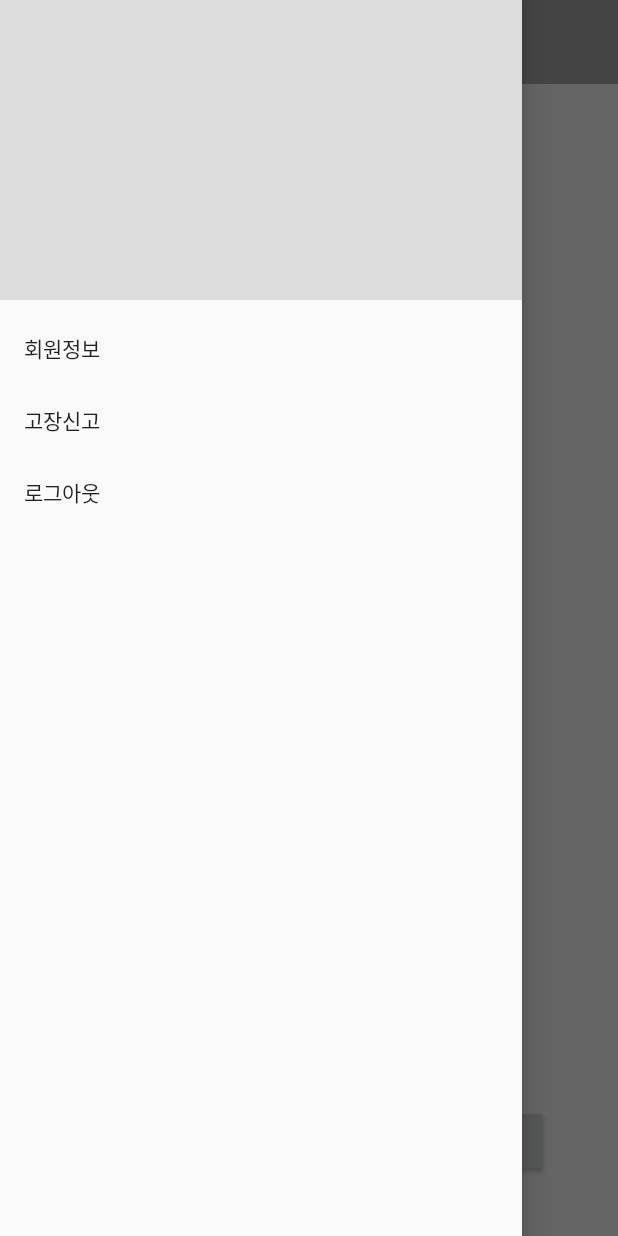
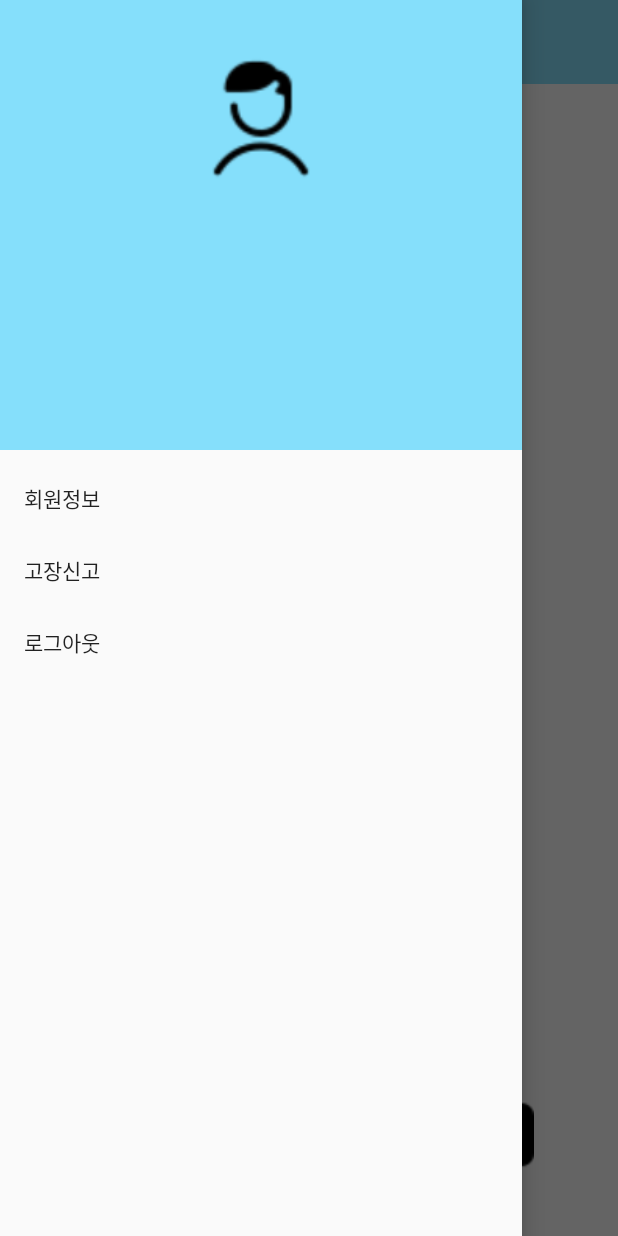
Before and after one commit to sungjun-jin/MJURental, an Android app: the screen it shows after launch once a user with an empty profile is signed in (MainActivity), with the side drawer open, on a phone screen of 412 x 824 dp. Run offline under Robolectric (Android 15) with nearby library versions, the phone set to English and light mode, and no system bars; our stand-ins replace Firebase (no records; nobody signed in at launch, a user with empty details on screens opened directly); libraries missing offline, so code that uses them is left out: org.tensorflow.demo; pictures from the network do not load; 4 statements that could not run were skipped.

Commit message:
color primary add

```diff
--- a/app/src/main/res/layout/activity_main.xml
+++ b/app/src/main/res/layout/activity_main.xml
@@ -14,21 +14,21 @@
 
         <Button
             android:id="@+id/btnYOLO"
-            android:layout_width="wrap_content"
-            android:layout_height="wrap_content"
-            android:layout_marginEnd="46dp"
+            android:layout_width="60dp"
+            android:layout_height="60dp"
+            android:layout_marginEnd="56dp"
             android:layout_marginBottom="39dp"
-            android:text="YOLO"
+            android:background="@drawable/icon_camera_filled"
             app:layout_constraintBottom_toBottomOf="parent"
             app:layout_constraintEnd_toEndOf="@+id/toolbar" />
 
         <Button
             android:id="@+id/btnQR"
-            android:layout_width="wrap_content"
-            android:layout_height="wrap_content"
-            android:layout_marginStart="44dp"
+            android:layout_width="60dp"
+            android:layout_height="60dp"
+            android:layout_marginStart="56dp"
             android:layout_marginBottom="39dp"
-            android:text="QR"
+            android:background="@drawable/icon_qr_filled"
             app:layout_constraintBottom_toBottomOf="parent"
             app:layout_constraintStart_toStartOf="parent" />
 
@@ -51,7 +51,7 @@
             android:id="@+id/toolbar"
             android:layout_width="match_parent"
             android:layout_height="wrap_content"
-            android:background="@android:color/darker_gray"
+            android:background="@color/colorPrimary"
             android:minHeight="?attr/actionBarSize"
             android:theme="?attr/actionBarTheme"
             app:layout_constraintStart_toStartOf="parent"
@@ -73,13 +73,15 @@
 
         <Button
             android:id="@+id/btnDrawer"
-            android:layout_width="59dp"
-            android:layout_height="52dp"
-            android:background="@drawable/ic_action_info"
+            android:layout_width="30dp"
+            android:layout_height="30dp"
+            android:layout_marginStart="8dp"
+            android:layout_marginTop="8dp"
+            android:background="@drawable/icon_menu"
             android:scaleType="centerCrop"
             app:layout_constraintStart_toStartOf="parent"
             app:layout_constraintTop_toTopOf="parent"
-            app:srcCompat="@drawable/icon_hamburger" />
+            app:srcCompat="@drawable/icon_menu" />
 
     </androidx.constraintlayout.widget.ConstraintLayout>
 
--- a/app/src/main/res/layout/activity_rental.xml
+++ b/app/src/main/res/layout/activity_rental.xml
@@ -33,6 +33,7 @@
         android:layout_height="wrap_content"
         android:layout_marginStart="44dp"
         android:layout_marginBottom="64dp"
+        android:background="@color/colorPrimary"
         android:text="보증금 결제하기"
         app:layout_constraintBottom_toBottomOf="parent"
         app:layout_constraintStart_toStartOf="parent" />
@@ -44,6 +45,7 @@
         android:layout_marginStart="32dp"
         android:layout_marginEnd="44dp"
         android:layout_marginBottom="64dp"
+        android:background="@color/colorPrimary"
         android:text="대여 시작"
         app:layout_constraintBottom_toBottomOf="parent"
         app:layout_constraintEnd_toEndOf="parent"
@@ -56,6 +58,7 @@
         android:layout_height="120dp"
         android:layout_marginStart="16dp"
         android:layout_marginEnd="16dp"
+        android:gravity="center_vertical"
         app:layout_constraintBottom_toTopOf="@+id/btnDeposit"
         app:layout_constraintEnd_toEndOf="parent"
         app:layout_constraintHorizontal_bias="0.0"
--- a/app/src/main/res/layout/activity_report.xml
+++ b/app/src/main/res/layout/activity_report.xml
@@ -10,6 +10,7 @@
         android:id="@+id/btnReportQR"
         android:layout_width="wrap_content"
         android:layout_height="wrap_content"
+        android:background="@color/colorPrimary"
         android:text="@string/scan_qr_code"
         app:layout_constraintEnd_toEndOf="parent"
         app:layout_constraintStart_toStartOf="parent"
@@ -20,6 +21,7 @@
         android:layout_width="0dp"
         android:layout_height="wrap_content"
         android:layout_marginBottom="40dp"
+        android:background="@color/colorPrimary"
         android:text="@string/report"
         app:layout_constraintBottom_toBottomOf="parent"
         app:layout_constraintEnd_toEndOf="parent"
--- a/app/src/main/res/layout/main_nav_header.xml
+++ b/app/src/main/res/layout/main_nav_header.xml
@@ -3,28 +3,28 @@
     xmlns:app="http://schemas.android.com/apk/res-auto"
     xmlns:tools="http://schemas.android.com/tools"
     android:layout_width="match_parent"
-    android:layout_height="200dp"
-    android:orientation="vertical"
-    android:background="@color/common_google_signin_btn_text_dark_disabled">
+    android:layout_height="300dp"
+    android:background="@color/colorPrimary"
+    android:fadingEdge="horizontal"
+    android:orientation="vertical">
 
-    <TextView
-        android:id="@+id/textHeaderName"
-        android:layout_width="match_parent"
-        android:layout_height="wrap_content"
-        android:layout_marginTop="80dp"
-        android:gravity="center_vertical"
-        android:textSize="15sp"
+    <ImageView
+        android:id="@+id/imageView2"
+        android:layout_width="100dp"
+        android:layout_height="100dp"
+        android:layout_marginTop="24dp"
         app:layout_constraintEnd_toEndOf="parent"
-        app:layout_constraintHorizontal_bias="0.0"
         app:layout_constraintStart_toStartOf="parent"
-        app:layout_constraintTop_toTopOf="parent" />
+        app:layout_constraintTop_toTopOf="parent"
+        app:srcCompat="@drawable/icon_profile" />
 
     <TextView
         android:id="@+id/textHeaderNum"
         android:layout_width="match_parent"
         android:layout_height="wrap_content"
-        android:layout_marginTop="16dp"
-        android:gravity="center_vertical"
+        android:layout_marginTop="8dp"
+        android:gravity="center"
+        android:padding="@dimen/com_kakao_padding"
         android:textSize="15sp"
         app:layout_constraintEnd_toEndOf="parent"
         app:layout_constraintHorizontal_bias="0.0"
@@ -35,12 +35,28 @@
         android:id="@+id/textHeaderDept"
         android:layout_width="match_parent"
         android:layout_height="wrap_content"
-        android:layout_marginTop="16dp"
-        android:gravity="center_vertical"
+        android:layout_marginTop="8dp"
+        android:gravity="center"
+        android:padding="@dimen/com_kakao_padding"
         android:textSize="15sp"
         app:layout_constraintEnd_toEndOf="parent"
         app:layout_constraintHorizontal_bias="0.0"
         app:layout_constraintStart_toStartOf="parent"
         app:layout_constraintTop_toBottomOf="@+id/textHeaderNum" />
 
+    <TextView
+        android:id="@+id/textHeaderName"
+        android:layout_width="match_parent"
+        android:layout_height="wrap_content"
+        android:layout_marginTop="8dp"
+        android:gravity="center"
+        android:padding="@dimen/com_kakao_padding"
+        android:textAppearance="@style/TextAppearance.AppCompat.Large"
+        android:textSize="30sp"
+        android:textStyle="bold"
+        app:layout_constraintEnd_toEndOf="parent"
+        app:layout_constraintHorizontal_bias="0.0"
+        app:layout_constraintStart_toStartOf="parent"
+        app:layout_constraintTop_toBottomOf="@+id/imageView2" />
+
 </androidx.constraintlayout.widget.ConstraintLayout>
--- a/app/src/main/res/layout/recycler_item.xml
+++ b/app/src/main/res/layout/recycler_item.xml
@@ -3,13 +3,15 @@
     xmlns:app="http://schemas.android.com/apk/res-auto"
     xmlns:tools="http://schemas.android.com/tools"
     android:layout_width="match_parent"
-    android:layout_height="60dp"
-    android:orientation="vertical">
+    android:layout_height="80dp"
+    android:orientation="vertical"
+    android:padding="@dimen/com_kakao_padding">
 
     <Button
         android:id="@+id/btnRentInfo"
         android:layout_width="wrap_content"
         android:layout_height="0dp"
+        android:background="@color/colorPrimary"
         android:text=">"
         android:textAppearance="@style/TextAppearance.AppCompat.Large"
         android:textStyle="bold"
@@ -32,7 +34,7 @@
         android:layout_width="0dp"
         android:layout_height="28dp"
         android:gravity="start"
-        android:textAppearance="@style/TextAppearance.AppCompat.Medium"
+        android:textAppearance="@style/TextAppearance.AppCompat.Small"
         android:textStyle="bold"
         app:layout_constraintEnd_toStartOf="@+id/imageItem"
         app:layout_constraintStart_toStartOf="parent"
@@ -44,6 +46,7 @@
         android:layout_height="0dp"
         android:gravity="center"
         android:text="@string/main_time"
+        android:textAppearance="@style/TextAppearance.AppCompat.Small"
         app:layout_constraintBottom_toBottomOf="parent"
         app:layout_constraintStart_toStartOf="parent"
         app:layout_constraintTop_toBottomOf="@+id/textDate" />
@@ -53,6 +56,7 @@
         android:layout_width="80dp"
         android:layout_height="32dp"
         android:gravity="center"
+        android:textAppearance="@style/TextAppearance.AppCompat.Small"
         android:textSize="12sp"
         app:layout_constraintBottom_toBottomOf="parent"
         app:layout_constraintStart_toEndOf="@+id/textView5"
@@ -63,7 +67,7 @@
         android:layout_width="0dp"
         android:layout_height="0dp"
         android:gravity="center"
-        android:textAppearance="@style/TextAppearance.AppCompat.Medium"
+        android:textAppearance="@style/TextAppearance.AppCompat.Small"
         app:layout_constraintBottom_toBottomOf="parent"
         app:layout_constraintEnd_toStartOf="@+id/imageItem"
         app:layout_constraintStart_toEndOf="@+id/textRentTime"
--- a/app/src/main/res/menu/main_navigation_menu.xml
+++ b/app/src/main/res/menu/main_navigation_menu.xml
@@ -18,5 +18,8 @@
             android:id="@+id/logout"
             android:title="로그아웃">
         </item>
+
     </group>
+
+
 </menu>
--- a/app/src/main/res/values/colors.xml
+++ b/app/src/main/res/values/colors.xml
@@ -1,6 +1,6 @@
 <?xml version="1.0" encoding="utf-8"?>
 <resources>
-    <color name="colorPrimary">#33C7FF</color>
+    <color name="colorPrimary">#85DFFB</color>
     <color name="colorPrimaryDark">#00574B</color>
     <color name="colorAccent">#D81B60</color>
     <color name="renting">#26F736</color>
```
Also changed, not shown: app/src/main/java/com/example/projectmjurental/ReportActivity.java (line endings or trailing spaces), app/src/main/res/drawable-v24/icon_camera.png (added), app/src/main/res/drawable-v24/icon_camera_filled.png (added), app/src/main/res/drawable-v24/icon_menu.png (added), app/src/main/res/drawable-v24/icon_menu2.png (added), app/src/main/res/drawable-v24/icon_profile.png (added), app/src/main/res/drawable-v24/icon_qr.png (added), app/src/main/res/drawable-v24/icon_qr_filled.png (added), app/src/main/res/drawable/icon_hamburger.png (deleted).
